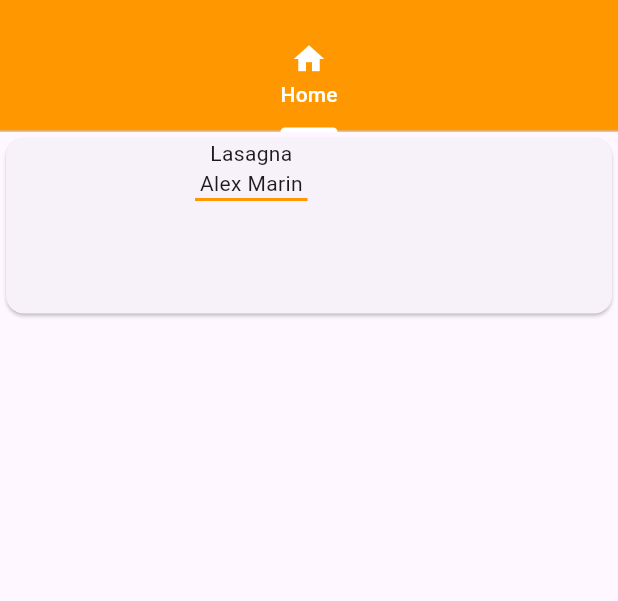
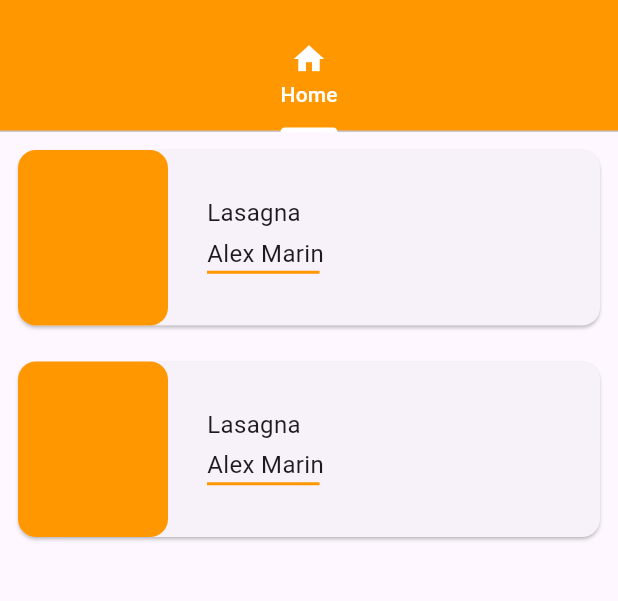
Before and after one commit to Scr1ptechnick/recipe, a Flutter app: the screen it shows after launch, on a phone screen of 412 x 824 dp, the part 63-664 px from its top. Run offline on Flutter 3.47's test engine with Material 3 defaults, Android fonts, the phone set to English and light mode, and no system bars; Roboto replaces fonts that are missing (Quicksand).

Commit message:
Personalización de Widgets

```diff
--- a/lib/screens/home_screen.dart
+++ b/lib/screens/home_screen.dart
@@ -6,7 +6,17 @@ class HomeScreen extends StatelessWidget {
   @override
   Widget build(BuildContext context) {
     return Scaffold(
-      body: Container(
+      body: Column(children: <Widget>[
+        _RecipesCard(context),
+        _RecipesCard(context)
+      ],)
+    );
+  }
+
+Widget _RecipesCard(BuildContext context){
+  return Padding(
+    padding: const EdgeInsets.all(8.0),
+    child: Container(
       width: MediaQuery.of(context).size.width, height: 125,
         child: Card(
           child: Row(
@@ -14,24 +24,31 @@ class HomeScreen extends StatelessWidget {
               Container(
                 height: 125,
                 width: 100,
-                child: ClipRRect(
-                  borderRadius: BorderRadius.circular(10),
-                  child: Container(),),
+                decoration: BoxDecoration(
+                  borderRadius: BorderRadius.circular(12),
+                  color: Colors.orange
+                ),
               ),
               SizedBox(width: 26,),
-              Column(children: <Widget>[
-                Text('Lasagna'),
-                Text('Alex Marin'),
+              Column(
+                mainAxisAlignment: MainAxisAlignment.center,
+                crossAxisAlignment: CrossAxisAlignment.start,
+                children: <Widget>[
+                Text('Lasagna', style: TextStyle(fontSize: 16, fontFamily: 'Quicksand'),),
+                SizedBox(height: 4,),
+                Text('Alex Marin', style: TextStyle(fontSize: 16, fontFamily: 'Quicksand'),),
                 Container(
                   height: 2,
                   width: 75,
                   color: Colors.orange,
-                )
+                ),
+                SizedBox(height: 4,)
               ],)
             ],
           ),
         ),
       ),
-    );
-  }
+  );
 }
+
+}
```
